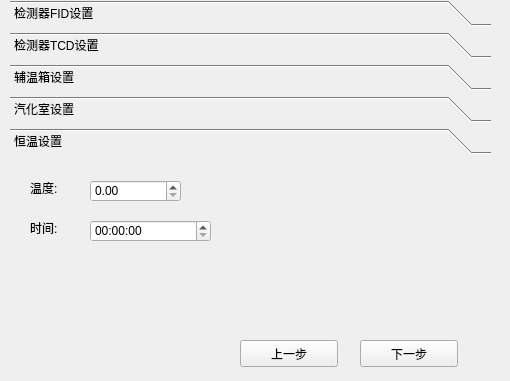
Above: res/ui/solutionParam.ui from chadwangcn/control_app before the change. Below: the same form after it.
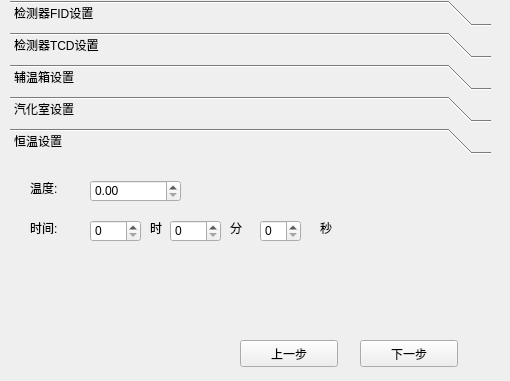
That is the form after the change. The open tabs and pages were chosen to show the change.

Commit message: fix const type save issue

The edit to the form file:
```diff
--- a/res/ui/solutionParam.ui
+++ b/res/ui/solutionParam.ui
@@ -426,16 +426,6 @@
       </rect>
      </property>
     </widget>
-    <widget class="QTimeEdit" name="Time_Const">
-     <property name="geometry">
-      <rect>
-       <x>80</x>
-       <y>60</y>
-       <width>121</width>
-       <height>22</height>
-      </rect>
-     </property>
-    </widget>
     <widget class="QLabel" name="label_11">
      <property name="geometry">
       <rect>
@@ -449,6 +439,84 @@
       <string>时间:</string>
      </property>
     </widget>
+    <widget class="QDoubleSpinBox" name="Temp_Const_h">
+     <property name="geometry">
+      <rect>
+       <x>80</x>
+       <y>60</y>
+       <width>51</width>
+       <height>22</height>
+      </rect>
+     </property>
+     <property name="decimals">
+      <number>0</number>
+     </property>
+    </widget>
+    <widget class="QDoubleSpinBox" name="Temp_Const_m">
+     <property name="geometry">
+      <rect>
+       <x>160</x>
+       <y>60</y>
+       <width>51</width>
+       <height>22</height>
+      </rect>
+     </property>
+     <property name="decimals">
+      <number>0</number>
+     </property>
+    </widget>
+    <widget class="QDoubleSpinBox" name="Temp_Const_s">
+     <property name="geometry">
+      <rect>
+       <x>250</x>
+       <y>60</y>
+       <width>41</width>
+       <height>22</height>
+      </rect>
+     </property>
+     <property name="decimals">
+      <number>0</number>
+     </property>
+    </widget>
+    <widget class="QLabel" name="label_12">
+     <property name="geometry">
+      <rect>
+       <x>140</x>
+       <y>60</y>
+       <width>21</width>
+       <height>16</height>
+      </rect>
+     </property>
+     <property name="text">
+      <string>时</string>
+     </property>
+    </widget>
+    <widget class="QLabel" name="label_13">
+     <property name="geometry">
+      <rect>
+       <x>220</x>
+       <y>60</y>
+       <width>21</width>
+       <height>16</height>
+      </rect>
+     </property>
+     <property name="text">
+      <string>分</string>
+     </property>
+    </widget>
+    <widget class="QLabel" name="label_17">
+     <property name="geometry">
+      <rect>
+       <x>310</x>
+       <y>60</y>
+       <width>21</width>
+       <height>16</height>
+      </rect>
+     </property>
+     <property name="text">
+      <string>秒</string>
+     </property>
+    </widget>
    </widget>
   </widget>
   <widget class="QPushButton" name="pbNext">
```
Left out of the diff: 2 changed lines with no effect on the pictures. The commit also changes 2 other files.
